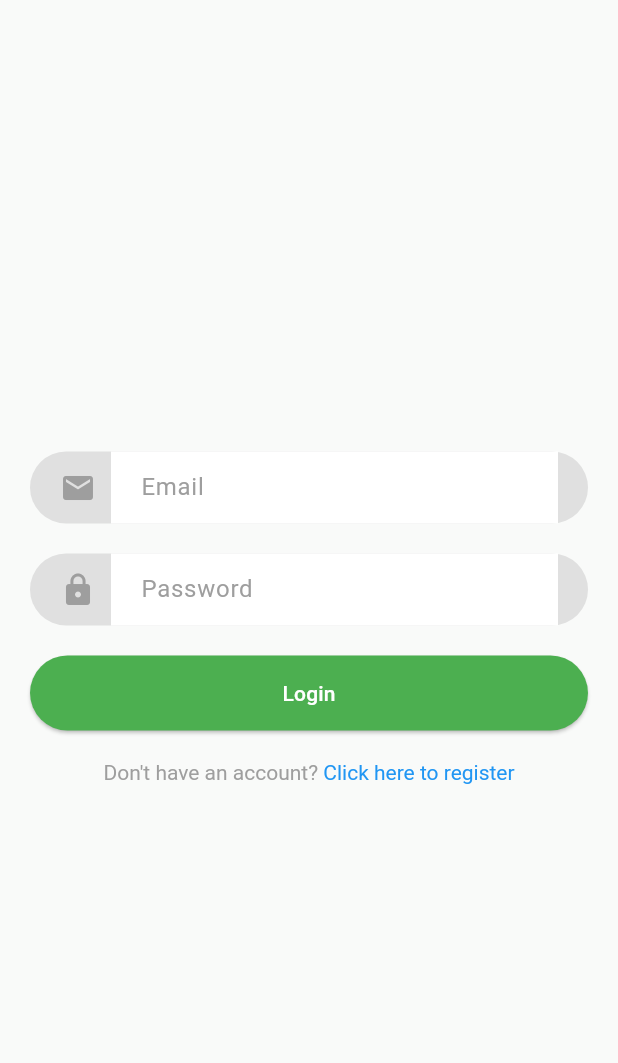
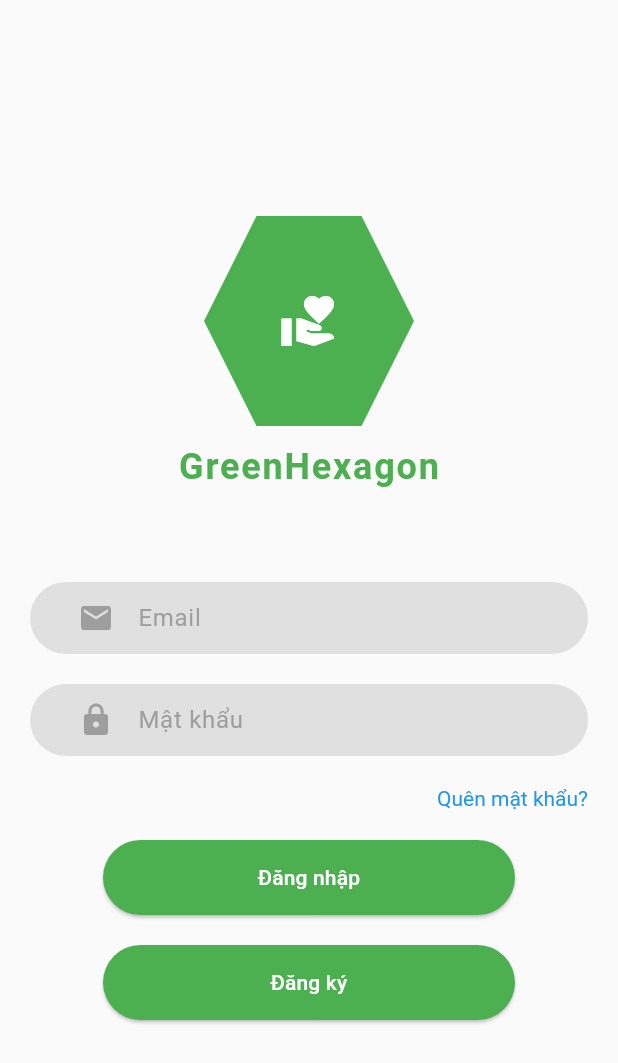
Before and after one commit to TronkIshere/charitable-money-management, a Flutter app: the screen it shows after launch, on a phone screen of 412 x 824 dp. Shown: the top 1063 px of the screen. Run offline on Flutter 3.47's test engine with Material 3 defaults, Android fonts, the phone set to English and light mode, and no system bars; our stand-ins replace flutter_bloc, flutter_secure_storage, get_it, google_fonts, socket_io_client; network calls fail.

Commit message:
update login page

```diff
--- a/frontend/lib/features/auth/presentation/pages/login_page.dart
+++ b/frontend/lib/features/auth/presentation/pages/login_page.dart
@@ -6,6 +6,7 @@ import 'package:frontend/features/auth/presentation/bloc/register_page.dart';
 import 'package:frontend/features/auth/presentation/widgets/auth_button.dart';
 import 'package:frontend/features/auth/presentation/widgets/auth_input_field.dart';
 import 'package:frontend/features/auth/presentation/widgets/login_prompt.dart';
+import 'package:frontend/features/auth/presentation/widgets/logo.dart';
 
 class LoginPage extends StatefulWidget {
   const LoginPage({super.key});
@@ -41,14 +42,22 @@ class _LoginPageState extends State<LoginPage> {
             mainAxisAlignment: MainAxisAlignment.center,
             crossAxisAlignment: CrossAxisAlignment.stretch,
             children: [
-              AuthInputFiled(hint: 'Email', icon: Icons.mail, controller: _emailController),
+              Logo(size: 140),
+              SizedBox(height: 60),
+              AuthInputField(hint: 'Email', icon: Icons.mail, controller: _emailController),
               SizedBox(height: 20),
-              AuthInputFiled(hint: 'Password', icon: Icons.lock, controller: _passwordController, isPassword: true),
+              AuthInputField(hint: 'Mật khẩu', icon: Icons.lock, controller: _passwordController, isPassword: true),
+              SizedBox(height: 20),
+              _buildForgetPasswordLine(),
               SizedBox(height: 20),
               BlocConsumer<AuthBloc, AuthState>(
-                builder: (context, state) => state is AuthLoading
-                    ? Center(child: CircularProgressIndicator())
-                    : AuthButton(text: 'Login', onPressed: _onLogin),
+                builder: (context, state) {
+                  if (state is AuthLoading) {
+                    return const Center(child: CircularProgressIndicator());
+                  } else {
+                    return _buildAuthButton();
+                  }
+                },
                 listener: (context, state) {
                   if (state is AuthSuccess) {
                     Navigator.pushNamedAndRemoveUntil(context, '/conversationPage', (route) => false);
@@ -58,18 +67,47 @@ class _LoginPageState extends State<LoginPage> {
                   }
                 },
               ),
-              SizedBox(height: 20),
-              LoginPrompt(
-                title: "Don't have an account? ",
-                subtitle: "Click here to register",
-                onTap: () {
-                  Navigator.pushNamed(context, '/register');
-                },
-              ),
             ],
           ),
         ),
       ),
     );
   }
+
+  Widget _buildAuthButton() {
+    return Center(
+      child: SizedBox(
+        width: MediaQuery.of(context).size.width * 2 / 3,
+        child: Column(
+          mainAxisAlignment: MainAxisAlignment.center,
+          crossAxisAlignment: CrossAxisAlignment.stretch,
+          children: [
+            AuthButton(text: 'Đăng nhập', onPressed: _onLogin),
+            const SizedBox(height: 20),
+            AuthButton(
+              text: 'Đăng ký',
+              onPressed: () {
+                Navigator.pushNamed(context, '/register');
+              },
+            ),
+          ],
+        ),
+      ),
+    );
+  }
+
+  Widget _buildForgetPasswordLine() {
+    return Row(
+      mainAxisAlignment: MainAxisAlignment.end,
+      children: [
+        LoginPrompt(
+          title: "",
+          subtitle: "Quên mật khẩu?",
+          onTap: () {
+            Navigator.pushNamed(context, '/forgetPassword');
+          },
+        ),
+      ],
+    );
+  }
 }
--- a/frontend/lib/features/auth/presentation/pages/login_prompt.dart
+++ b/frontend/lib/features/auth/presentation/pages/login_prompt.dart
@@ -18,6 +18,7 @@ class _RegisterPageState extends State<RegisterPage> {
   final TextEditingController _usernameController = TextEditingController();
   final TextEditingController _emailController = TextEditingController();
   final TextEditingController _passwordController = TextEditingController();
+  DateTime? _selectedDate;
 
   @override
   void dispose() {
@@ -47,11 +48,13 @@ class _RegisterPageState extends State<RegisterPage> {
             mainAxisAlignment: MainAxisAlignment.center,
             crossAxisAlignment: CrossAxisAlignment.stretch,
             children: [
-              AuthInputFiled(hint: 'Username', icon: Icons.person, controller: _usernameController),
+              AuthInputField(hint: 'Họ và tên', icon: Icons.person, controller: _usernameController),
               SizedBox(height: 20),
-              AuthInputFiled(hint: 'Email', icon: Icons.mail, controller: _emailController),
+              AuthInputField(hint: 'Email', icon: Icons.mail, controller: _emailController),
               SizedBox(height: 20),
-              AuthInputFiled(hint: 'Password', icon: Icons.lock, controller: _passwordController, isPassword: true),
+              AuthInputField(hint: 'Mật khẩu', icon: Icons.lock, controller: _passwordController, isPassword: true),
+              SizedBox(height: 20),
+
               SizedBox(height: 20),
               BlocConsumer<AuthBloc, AuthState>(
                 builder: (context, state) => state is AuthLoading
--- a/frontend/lib/features/auth/presentation/widgets/auth_input_field.dart
+++ b/frontend/lib/features/auth/presentation/widgets/auth_input_field.dart
@@ -1,12 +1,13 @@
 import 'package:flutter/material.dart';
 import 'package:frontend/core/theme/theme.dart';
 
-class AuthInputFiled extends StatelessWidget {
+class AuthInputField extends StatelessWidget {
   final String hint;
   final IconData icon;
   final TextEditingController controller;
   final bool isPassword;
-  const AuthInputFiled({
+
+  const AuthInputField({
     super.key,
     required this.hint,
     required this.icon,
@@ -21,8 +22,6 @@ class AuthInputFiled extends StatelessWidget {
       padding: EdgeInsets.symmetric(horizontal: 20),
       child: Row(
         children: [
-          Icon(icon, color: Colors.grey),
-          SizedBox(width: 10),
           Expanded(
             child: TextField(
               controller: controller,
@@ -30,7 +29,12 @@ class AuthInputFiled extends StatelessWidget {
               decoration: InputDecoration(
                 hintText: hint,
                 hintStyle: TextStyle(color: Colors.grey),
-                border: InputBorder.none,
+                filled: true,
+                fillColor: DefaultColors.sentMessageInput,
+                border: OutlineInputBorder(borderRadius: BorderRadius.circular(25), borderSide: BorderSide.none),
+                enabledBorder: OutlineInputBorder(borderRadius: BorderRadius.circular(25), borderSide: BorderSide.none),
+                focusedBorder: OutlineInputBorder(borderRadius: BorderRadius.circular(25), borderSide: BorderSide.none),
+                prefixIcon: Icon(icon, color: Colors.grey),
               ),
               style: TextStyle(color: Colors.white),
             ),
--- /dev/null
+++ b/frontend/lib/features/auth/presentation/widgets/logo.dart
@@ -0,0 +1,53 @@
+import 'package:flutter/material.dart';
+
+class Logo extends StatelessWidget {
+  final double size;
+
+  const Logo({super.key, this.size = 100});
+
+  @override
+  Widget build(BuildContext context) {
+    return Column(
+      mainAxisSize: MainAxisSize.min,
+      children: [
+        ClipPath(
+          clipper: _HexagonClipper(),
+          child: Container(
+            width: size,
+            height: size,
+            color: const Color(0xFF4CAF50), // Xanh lá chủ đạo
+            alignment: Alignment.center,
+            child: const Icon(Icons.volunteer_activism, color: Colors.white, size: 40),
+          ),
+        ),
+        const SizedBox(height: 10),
+        const Text(
+          "GreenHexagon",
+          style: TextStyle(fontSize: 24, fontWeight: FontWeight.bold, color: Color(0xFF4CAF50), letterSpacing: 1.2),
+        ),
+      ],
+    );
+  }
+}
+
+class _HexagonClipper extends CustomClipper<Path> {
+  @override
+  Path getClip(Size size) {
+    final path = Path();
+    final width = size.width;
+    final height = size.height;
+
+    path.moveTo(width * 0.25, 0);
+    path.lineTo(width * 0.75, 0);
+    path.lineTo(width, height * 0.5);
+    path.lineTo(width * 0.75, height);
+    path.lineTo(width * 0.25, height);
+    path.lineTo(0, height * 0.5);
+    path.close();
+
+    return path;
+  }
+
+  @override
+  bool shouldReclip(CustomClipper<Path> oldClipper) => false;
+}
```
Also changed, not shown: frontend/analysis_options.yaml (+24 -1 lines), frontend/lib/features/auth/presentation/widgets/date_input_field.dart (added, +51 -0 lines), 1 other file.
